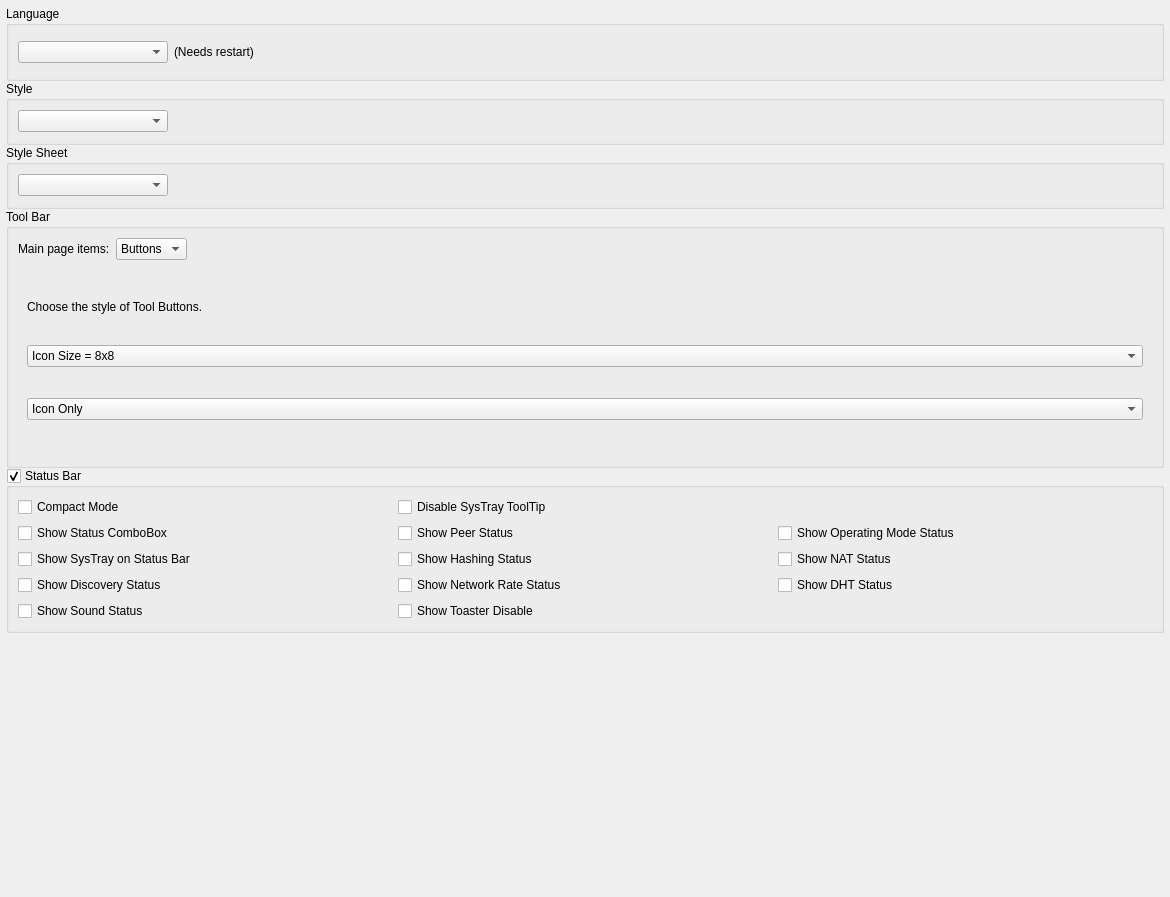
The window that retroshare-gui/src/gui/settings/AppearancePage.ui (RetroShare/RetroShare) describes before a commit, drawn with Qt 5.
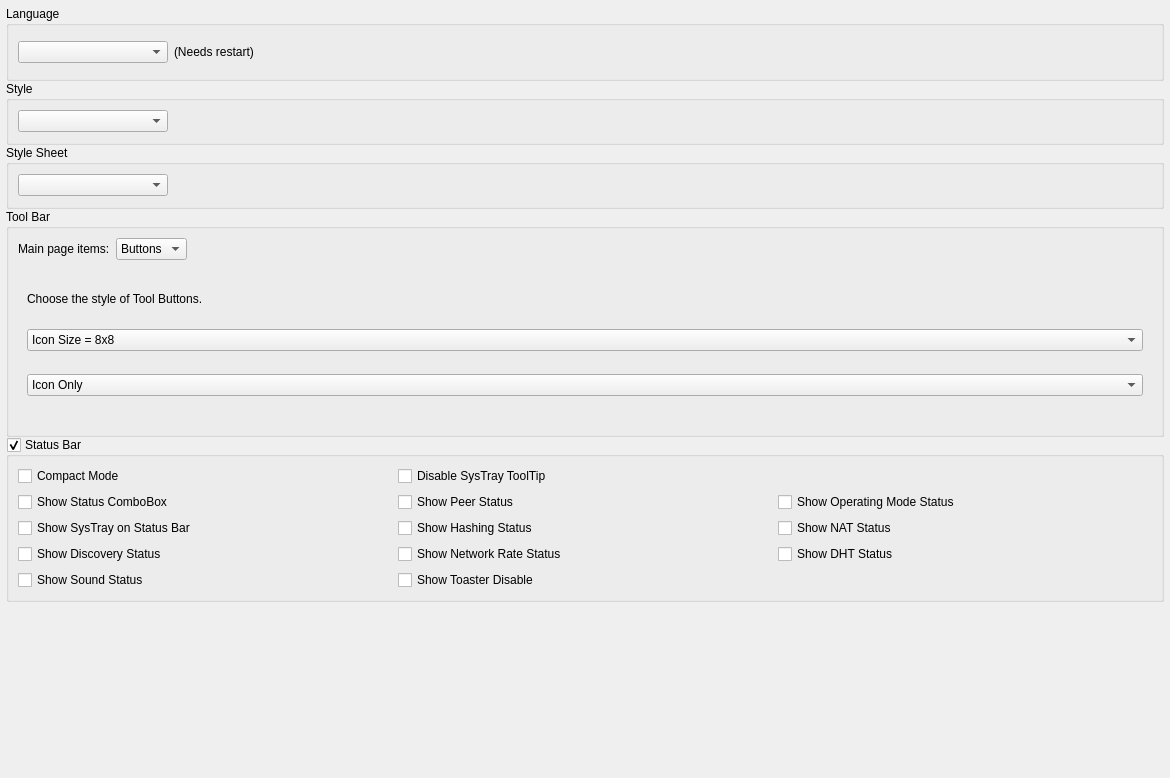
The same window after the commit.

Diff of the .ui file:
```diff
--- a/retroshare-gui/src/gui/settings/AppearancePage.ui
+++ b/retroshare-gui/src/gui/settings/AppearancePage.ui
@@ -7,7 +7,7 @@
     <x>0</x>
     <y>0</y>
     <width>1170</width>
-    <height>897</height>
+    <height>778</height>
    </rect>
   </property>
   <property name="contextMenuPolicy">
@@ -186,6 +186,9 @@
    </item>
    <item row="6" column="0">
     <widget class="QGroupBox" name="grpToolBar">
+     <property name="enabled">
+      <bool>true</bool>
+     </property>
      <property name="minimumSize">
       <size>
        <width>0</width>
```
Left out of the diff: 223 changed lines with no effect on the pictures.
